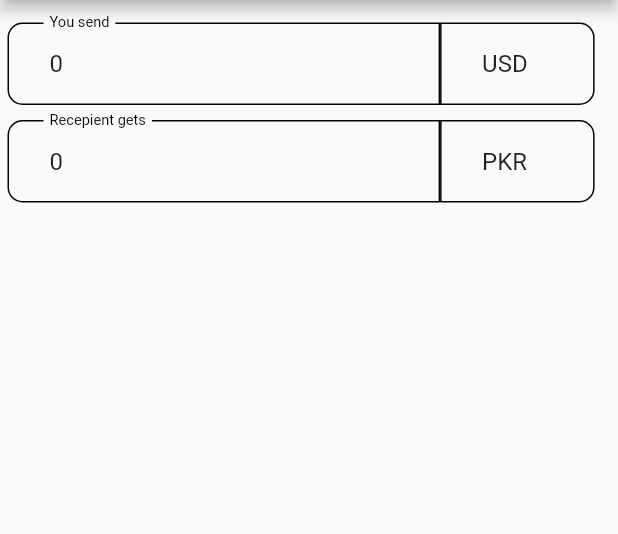
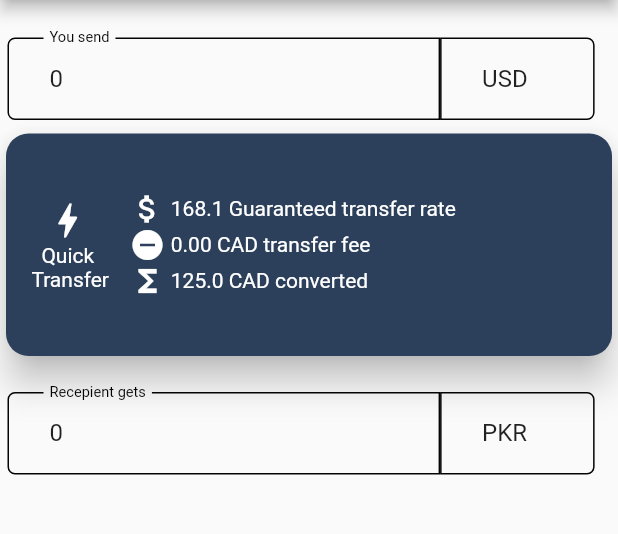
Before and after one commit to hamzakhurshid12/JSBank-Remittance-App, a Flutter app: the screen it shows after launch, on a phone screen of 412 x 824 dp, the part 84-618 px from its top. Run offline on Flutter 3.47's test engine with Material 2 defaults, Android fonts, the light colour scheme and no system bars; our stand-ins replace flutter_svg, get, google_fonts; missing offline and left inert: currency_picker, json_api; network calls fail.

Commit message:
Added currency conversion details card

```diff
--- a/lib/app/modules/transfer/controllers/transfer_controller.dart
+++ b/lib/app/modules/transfer/controllers/transfer_controller.dart
@@ -46,8 +46,14 @@ class TransferController extends GetxController {
   }
 
   void updateCurrencyConvertedAmounts(){
-    double output = getCurrencyConverted(sendingCurrencyController.text, receivingCurrencyController.text, double.parse(sendingAmountController.text.toString()));
-    receivingAmountController.text = output.toStringAsFixed(2);
+    if(sendingAmountController.text.isNotEmpty) {
+      double output = getCurrencyConverted(
+          sendingCurrencyController.text, receivingCurrencyController.text,
+          double.parse(sendingAmountController.text.toString()));
+      receivingAmountController.text = output.toStringAsFixed(2);
+    } else {
+      receivingAmountController.text = "0.00";
+    }
   }
 
   @override
--- a/lib/app/modules/transfer/views/transfer_view.dart
+++ b/lib/app/modules/transfer/views/transfer_view.dart
@@ -8,7 +8,7 @@ import '../controllers/transfer_controller.dart';
 
 class TransferView extends GetView<TransferController> {
 
-  TransferController _transferController = Get.put(TransferController());
+  final TransferController _transferController = Get.put(TransferController());
 
   @override
   Widget build(BuildContext context) {
@@ -25,7 +25,7 @@ class TransferView extends GetView<TransferController> {
       body: Column(
         children: [
           Padding(
-            padding: EdgeInsets.only(top:10.0),
+            padding: EdgeInsets.only(top:20.0),
           ),
           Padding(
             padding: const EdgeInsets.all(5.0),
@@ -42,15 +42,15 @@ class TransferView extends GetView<TransferController> {
                             EdgeInsets.symmetric(horizontal: 28, vertical: 18),
                         focusedBorder: OutlineInputBorder(
                             borderRadius:
-                            BorderRadius.only(topLeft: Radius.circular(10.0), bottomLeft: Radius.circular(10.0)),
+                            BorderRadius.only(topLeft: Radius.circular(5.0), bottomLeft: Radius.circular(5.0)),
                             borderSide: BorderSide(color: ColorHelper.black)),
                         errorBorder: OutlineInputBorder(
                             borderRadius:
-                            BorderRadius.only(topLeft: Radius.circular(10.0), bottomLeft: Radius.circular(10.0)),
+                            BorderRadius.only(topLeft: Radius.circular(5.0), bottomLeft: Radius.circular(5.0)),
                             borderSide: BorderSide(color: Colors.red)),
                         enabledBorder: OutlineInputBorder(
                             borderRadius:
-                                BorderRadius.only(topLeft: Radius.circular(10.0), bottomLeft: Radius.circular(10.0)),
+                                BorderRadius.only(topLeft: Radius.circular(5.0), bottomLeft: Radius.circular(5.0)),
                             borderSide: BorderSide(color: ColorHelper.black)),
                         hintStyle: TextStyle(
                             color: ColorHelper.black,
@@ -87,15 +87,15 @@ class TransferView extends GetView<TransferController> {
                             EdgeInsets.symmetric(horizontal: 28, vertical: 18),
                         focusedBorder: OutlineInputBorder(
                             borderRadius:
-                            BorderRadius.only(topRight: Radius.circular(10.0), bottomRight: Radius.circular(10.0)),
+                            BorderRadius.only(topRight: Radius.circular(5.0), bottomRight: Radius.circular(5.0)),
                             borderSide: BorderSide(color: ColorHelper.black)),
                         errorBorder: OutlineInputBorder(
                             borderRadius:
-                            BorderRadius.only(topRight: Radius.circular(10.0), bottomRight: Radius.circular(10.0)),
+                            BorderRadius.only(topRight: Radius.circular(5.0), bottomRight: Radius.circular(5.0)),
                             borderSide: BorderSide(color: Colors.red)),
                         enabledBorder: OutlineInputBorder(
                             borderRadius:
-                            BorderRadius.only(topRight: Radius.circular(10.0), bottomRight: Radius.circular(10.0)),
+                            BorderRadius.only(topRight: Radius.circular(5.0), bottomRight: Radius.circular(5.0)),
                             borderSide: BorderSide(color: ColorHelper.black)),
                         hintStyle: TextStyle(
                             color: ColorHelper.black,
@@ -110,7 +110,62 @@ class TransferView extends GetView<TransferController> {
               ],
             ),
           ),
-          //////////////////////////////////////////They recieve////////////////////////////////////////
+
+          //////////////////////////////Details Card//////////////////////////////////////
+          Card(
+            shape: RoundedRectangleBorder(
+              borderRadius: BorderRadius.circular(15.0),
+            ),
+            color: ColorHelper.navyBlue2,
+            elevation: 10,
+            child: SizedBox(
+              height: MediaQuery.of(context).size.height*0.18,
+              child: Row(
+                mainAxisSize: MainAxisSize.max,
+                children: <Widget>[
+                  SizedBox(
+                    width: MediaQuery.of(context).size.width * 0.2,
+                    child: Column(
+                      mainAxisAlignment: MainAxisAlignment.center,
+                      children: [
+                        Icon(Icons.bolt, size: 30, color: Colors.white,),
+                        Text('Quick\n Transfer', textAlign: TextAlign.center, style: TextStyle(color: Colors.white),),
+                      ],
+                    ),
+                  ),
+
+                  SizedBox(
+                    width: MediaQuery.of(context).size.width * 0.6,
+                    child: Column(
+                      mainAxisAlignment: MainAxisAlignment.center,
+                      children: [
+                        Row(children: [
+                          Icon(Icons.attach_money, color: Colors.white,),
+                          Text(' 168.1 Guaranteed transfer rate', style: TextStyle(color: Colors.white),),
+                        ],),
+                        Row(children: [
+                          Icon(Icons.remove_circle, color: Colors.white,),
+                          Text(' 0.00 CAD transfer fee', style: TextStyle(color: Colors.white),),
+                        ],),
+                        Row(children: [
+                          Icon(Icons.functions, color: Colors.white,),
+                          Text(' 125.0 CAD converted', style: TextStyle(color: Colors.white),),
+                        ],),
+                      ],
+                    ),
+                  ),
+                  /*const ListTile(
+                  leading: Icon(Icons.bolt, size: 30),
+                  title: Text('Sonu Nigam', style: TextStyle(color: Colors.white),),
+                  subtitle: Text('Best of Sonu Nigam Song', style: TextStyle(color: Colors.white)),
+                ),*/
+                ],
+              ),
+            ),
+          ),
+
+          //////////////////////////////////////////They receive////////////////////////////////////////
+          Padding(padding: EdgeInsets.only(top:15.0),),
           Padding(
             padding: const EdgeInsets.all(5.0),
             child: Row(
@@ -126,15 +181,15 @@ class TransferView extends GetView<TransferController> {
                         EdgeInsets.symmetric(horizontal: 28, vertical: 18),
                         focusedBorder: OutlineInputBorder(
                             borderRadius:
-                            BorderRadius.only(topLeft: Radius.circular(10.0), bottomLeft: Radius.circular(10.0)),
+                            BorderRadius.only(topLeft: Radius.circular(5.0), bottomLeft: Radius.circular(5.0)),
                             borderSide: BorderSide(color: ColorHelper.black)),
                         errorBorder: OutlineInputBorder(
                             borderRadius:
-                            BorderRadius.only(topLeft: Radius.circular(10.0), bottomLeft: Radius.circular(10.0)),
+                            BorderRadius.only(topLeft: Radius.circular(5.0), bottomLeft: Radius.circular(5.0)),
                             borderSide: BorderSide(color: Colors.red)),
                         enabledBorder: OutlineInputBorder(
                             borderRadius:
-                            BorderRadius.only(topLeft: Radius.circular(10.0), bottomLeft: Radius.circular(10.0)),
+                            BorderRadius.only(topLeft: Radius.circular(5.0), bottomLeft: Radius.circular(5.0)),
                             borderSide: BorderSide(color: ColorHelper.black)),
                         hintStyle: TextStyle(
                             color: ColorHelper.black,
@@ -158,15 +213,15 @@ class TransferView extends GetView<TransferController> {
                         EdgeInsets.symmetric(horizontal: 28, vertical: 18),
                         focusedBorder: OutlineInputBorder(
                             borderRadius:
-                            BorderRadius.only(topRight: Radius.circular(10.0), bottomRight: Radius.circular(10.0)),
+                            BorderRadius.only(topRight: Radius.circular(5.0), bottomRight: Radius.circular(5.0)),
                             borderSide: BorderSide(color: ColorHelper.black)),
                         errorBorder: OutlineInputBorder(
                             borderRadius:
-                            BorderRadius.only(topRight: Radius.circular(10.0), bottomRight: Radius.circular(10.0)),
+                            BorderRadius.only(topRight: Radius.circular(5.0), bottomRight: Radius.circular(5.0)),
                             borderSide: BorderSide(color: Colors.red)),
                         enabledBorder: OutlineInputBorder(
                             borderRadius:
-                            BorderRadius.only(topRight: Radius.circular(10.0), bottomRight: Radius.circular(10.0)),
+                            BorderRadius.only(topRight: Radius.circular(5.0), bottomRight: Radius.circular(5.0)),
                             borderSide: BorderSide(color: ColorHelper.black)),
                         hintStyle: TextStyle(
                             color: ColorHelper.black,
@@ -181,7 +236,6 @@ class TransferView extends GetView<TransferController> {
               ],
             ),
           ),
-
         ],
       ),
     );
```
